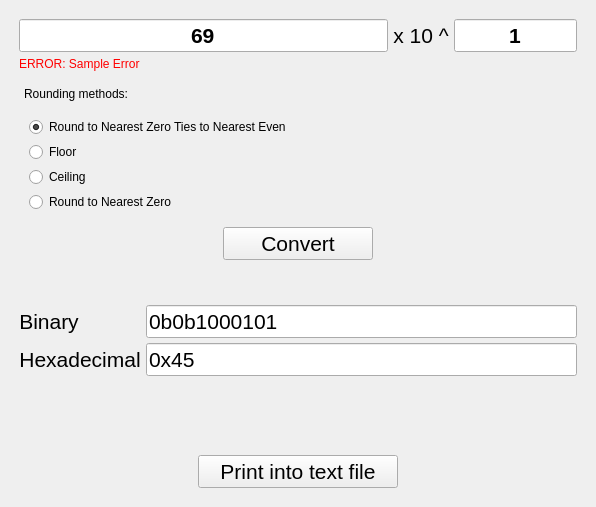
First picture: the form in gui/main_window.ui, repository LanceLabarrete/Decimal32-Conversion-Simulation-Project, before the edit.
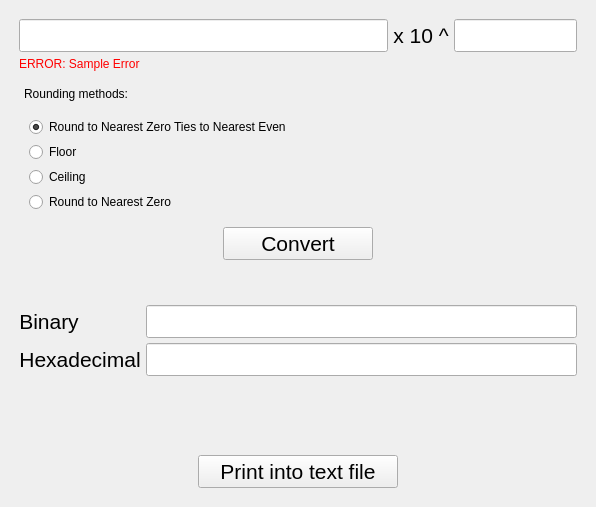
Second picture: the form after the edit.

Commit message: Clear demo strings

```diff
--- a/gui/main_window.ui
+++ b/gui/main_window.ui
@@ -68,7 +68,7 @@
            </font>
           </property>
           <property name="text">
-           <string>69</string>
+           <string/>
           </property>
           <property name="alignment">
            <set>Qt::AlignCenter</set>
@@ -112,7 +112,7 @@
            </font>
           </property>
           <property name="text">
-           <string>1</string>
+           <string/>
           </property>
           <property name="alignment">
            <set>Qt::AlignCenter</set>
@@ -323,7 +323,7 @@
            </font>
           </property>
           <property name="text">
-           <string>0x45</string>
+           <string/>
           </property>
           <property name="readOnly">
            <bool>true</bool>
@@ -338,7 +338,7 @@
            </font>
           </property>
           <property name="text">
-           <string>0b0b1000101</string>
+           <string/>
           </property>
           <property name="readOnly">
            <bool>true</bool>
```
The commit also changes 1 other file.
